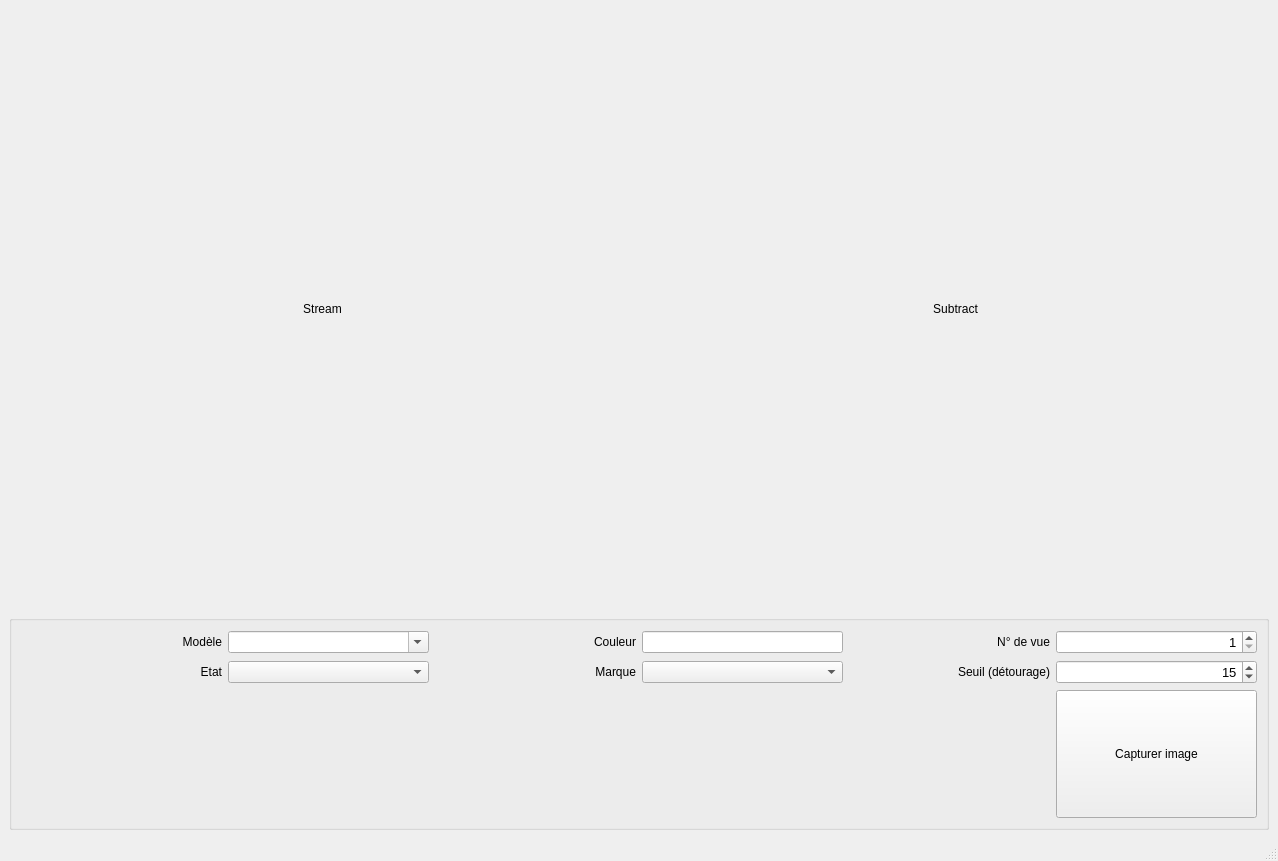
Above: mainwindow.ui from spizberg/qt_projects before the change. Below: the same form after it.
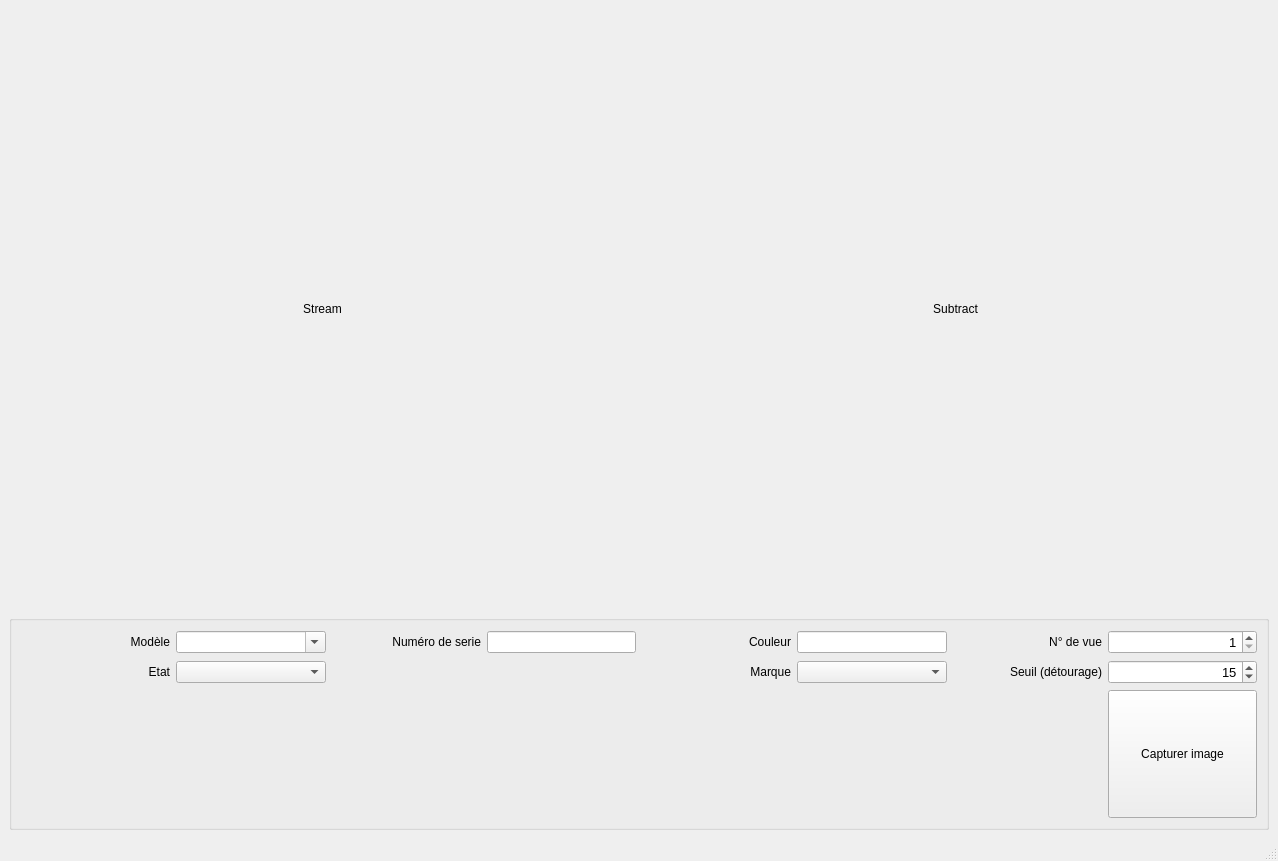
That is the form after the change.

```diff
--- a/mainwindow.ui
+++ b/mainwindow.ui
@@ -148,20 +148,7 @@
            <bool>false</bool>
           </property>
           <layout class="QGridLayout" name="gridLayout_3">
-           <item row="0" column="1">
-            <widget class="QComboBox" name="modelComboBox">
-             <property name="font">
-              <font>
-               <pointsize>8</pointsize>
-               <kerning>true</kerning>
-              </font>
-             </property>
-             <property name="editable">
-              <bool>true</bool>
-             </property>
-            </widget>
-           </item>
-           <item row="0" column="2">
+           <item row="0" column="4">
             <widget class="QLabel" name="colorLabel">
              <property name="text">
               <string>Couleur</string>
@@ -171,7 +158,7 @@
              </property>
             </widget>
            </item>
-           <item row="0" column="4">
+           <item row="0" column="6">
             <widget class="QLabel" name="viewLabel">
              <property name="text">
               <string>N° de vue</string>
@@ -181,16 +168,6 @@
              </property>
             </widget>
            </item>
-           <item row="0" column="0">
-            <widget class="QLabel" name="modelLabel">
-             <property name="text">
-              <string>Modèle</string>
-             </property>
-             <property name="alignment">
-              <set>Qt::AlignRight|Qt::AlignTrailing|Qt::AlignVCenter</set>
-             </property>
-            </widget>
-           </item>
            <item row="2" column="0">
             <widget class="QLabel" name="stateLabel">
              <property name="text">
@@ -201,58 +178,40 @@
              </property>
             </widget>
            </item>
-           <item row="0" column="3">
-            <widget class="QLineEdit" name="colorLineEdit">
+           <item row="3" column="7">
+            <widget class="QPushButton" name="captureButton">
              <property name="sizePolicy">
-              <sizepolicy hsizetype="Ignored" vsizetype="Fixed">
+              <sizepolicy hsizetype="Minimum" vsizetype="Minimum">
                <horstretch>0</horstretch>
                <verstretch>0</verstretch>
               </sizepolicy>
              </property>
-             <property name="font">
-              <font>
-               <pointsize>8</pointsize>
-               <kerning>true</kerning>
-              </font>
-             </property>
-            </widget>
-           </item>
-           <item row="2" column="1">
-            <widget class="QComboBox" name="stateComboBox">
-             <property name="font">
-              <font>
-               <pointsize>8</pointsize>
-               <kerning>true</kerning>
-              </font>
+             <property name="text">
+              <string>Capturer image</string>
              </property>
             </widget>
            </item>
            <item row="2" column="5">
-            <widget class="QSpinBox" name="seuilSpinBox">
-             <property name="sizePolicy">
-              <sizepolicy hsizetype="Ignored" vsizetype="Fixed">
-               <horstretch>0</horstretch>
-               <verstretch>0</verstretch>
-              </sizepolicy>
-             </property>
+            <widget class="QComboBox" name="marqueComboBox">
              <property name="font">
               <font>
-               <pointsize>10</pointsize>
+               <pointsize>8</pointsize>
                <kerning>true</kerning>
               </font>
              </property>
+            </widget>
+           </item>
+           <item row="2" column="6">
+            <widget class="QLabel" name="seuilLabel">
+             <property name="text">
+              <string>Seuil (détourage)</string>
+             </property>
              <property name="alignment">
               <set>Qt::AlignRight|Qt::AlignTrailing|Qt::AlignVCenter</set>
              </property>
-             <property name="singleStep">
-              <number>5</number>
-             </property>
-             <property name="value">
-              <number>15</number>
-             </property>
             </widget>
            </item>
-           <item row="0" column="5">
+           <item row="0" column="7">
             <widget class="QSpinBox" name="viewSpinBox">
              <property name="font">
               <font>
@@ -280,30 +239,81 @@
              </property>
             </widget>
            </item>
-           <item row="3" column="5">
-            <widget class="QPushButton" name="captureButton">
+           <item row="2" column="1">
+            <widget class="QComboBox" name="stateComboBox">
+             <property name="font">
+              <font>
+               <pointsize>8</pointsize>
+               <kerning>true</kerning>
+              </font>
+             </property>
+            </widget>
+           </item>
+           <item row="0" column="1">
+            <widget class="QComboBox" name="modelComboBox">
+             <property name="font">
+              <font>
+               <pointsize>8</pointsize>
+               <kerning>true</kerning>
+              </font>
+             </property>
+             <property name="editable">
+              <bool>true</bool>
+             </property>
+            </widget>
+           </item>
+           <item row="0" column="5">
+            <widget class="QLineEdit" name="colorLineEdit">
              <property name="sizePolicy">
-              <sizepolicy hsizetype="Minimum" vsizetype="Minimum">
+              <sizepolicy hsizetype="Ignored" vsizetype="Fixed">
                <horstretch>0</horstretch>
                <verstretch>0</verstretch>
               </sizepolicy>
              </property>
+             <property name="font">
+              <font>
+               <pointsize>8</pointsize>
+               <kerning>true</kerning>
+              </font>
+             </property>
+            </widget>
+           </item>
+           <item row="0" column="0">
+            <widget class="QLabel" name="modelLabel">
              <property name="text">
-              <string>Capturer image</string>
+              <string>Modèle</string>
+             </property>
+             <property name="alignment">
+              <set>Qt::AlignRight|Qt::AlignTrailing|Qt::AlignVCenter</set>
+             </property>
+            </widget>
+           </item>
+           <item row="2" column="7">
+            <widget class="QSpinBox" name="seuilSpinBox">
+             <property name="sizePolicy">
+              <sizepolicy hsizetype="Ignored" vsizetype="Fixed">
+               <horstretch>0</horstretch>
+               <verstretch>0</verstretch>
+              </sizepolicy>
+             </property>
+             <property name="font">
+              <font>
+               <pointsize>10</pointsize>
+               <kerning>true</kerning>
+              </font>
+             </property>
+             <property name="alignment">
+              <set>Qt::AlignRight|Qt::AlignTrailing|Qt::AlignVCenter</set>
+             </property>
+             <property name="singleStep">
+              <number>5</number>
+             </property>
+             <property name="value">
+              <number>15</number>
              </property>
             </widget>
            </item>
            <item row="2" column="4">
-            <widget class="QLabel" name="seuilLabel">
-             <property name="text">
-              <string>Seuil (détourage)</string>
-             </property>
-             <property name="alignment">
-              <set>Qt::AlignRight|Qt::AlignTrailing|Qt::AlignVCenter</set>
-             </property>
-            </widget>
-           </item>
-           <item row="2" column="2">
             <widget class="QLabel" name="marqueLabel">
              <property name="text">
               <string>Marque</string>
@@ -313,13 +323,23 @@
              </property>
             </widget>
            </item>
-           <item row="2" column="3">
-            <widget class="QComboBox" name="marqueComboBox">
-             <property name="font">
-              <font>
-               <pointsize>8</pointsize>
-               <kerning>true</kerning>
-              </font>
+           <item row="0" column="3">
+            <widget class="QLineEdit" name="skuLineEdit">
+             <property name="sizePolicy">
+              <sizepolicy hsizetype="Minimum" vsizetype="Fixed">
+               <horstretch>0</horstretch>
+               <verstretch>0</verstretch>
+              </sizepolicy>
+             </property>
+            </widget>
+           </item>
+           <item row="0" column="2">
+            <widget class="QLabel" name="label">
+             <property name="text">
+              <string>Numéro de serie</string>
+             </property>
+             <property name="alignment">
+              <set>Qt::AlignRight|Qt::AlignTrailing|Qt::AlignVCenter</set>
              </property>
             </widget>
            </item>
```
